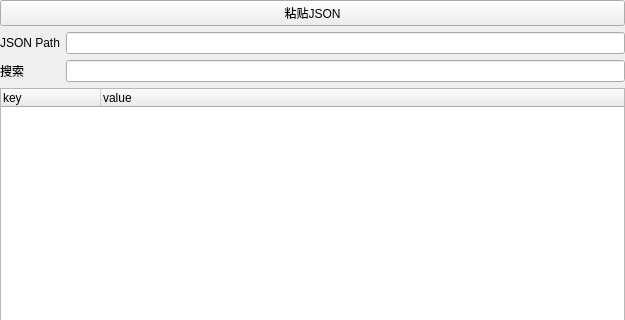
First picture: the form in ui/json_tool_frame.ui, repository KnockHarder/browserbot, before the edit; both pictures show x 0 to 625 and y 0 to 320 of the 625 by 580 pixel window.
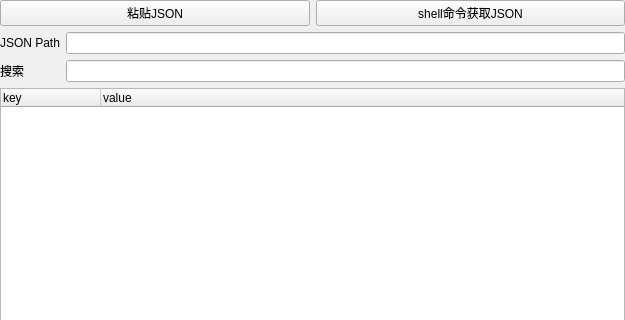
Second picture: the form after the edit.

Commit message: 允许通过 shell 命令获取 json

```diff
--- a/ui/json_tool_frame.ui
+++ b/ui/json_tool_frame.ui
@@ -27,11 +27,25 @@
     <number>0</number>
    </property>
    <item>
-    <widget class="QPushButton" name="pushButton">
-     <property name="text">
-      <string>粘贴JSON</string>
+    <layout class="QHBoxLayout" name="horizontalLayout_2">
+     <property name="topMargin">
+      <number>0</number>
      </property>
-    </widget>
+     <item>
+      <widget class="QPushButton" name="pushButton">
+       <property name="text">
+        <string>粘贴JSON</string>
+       </property>
+      </widget>
+     </item>
+     <item>
+      <widget class="QPushButton" name="pushButton_2">
+       <property name="text">
+        <string>shell命令获取JSON</string>
+       </property>
+      </widget>
+     </item>
+    </layout>
    </item>
    <item>
     <layout class="QFormLayout" name="formLayout">
```
Left out of the diff: 49 changed lines with no effect on the pictures. The commit also changes 1 other file.
